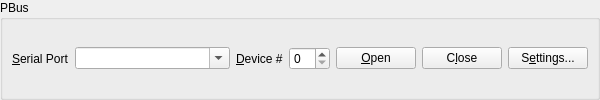
Qt form gui/pbus.ui (dimitry-ishenko-casparcg/pbus2amcp) before a commit.
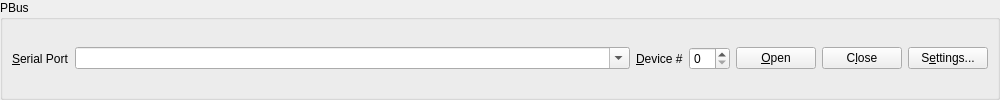
The same form after that commit.

The edit to the form file:
```diff
--- a/gui/pbus.ui
+++ b/gui/pbus.ui
@@ -6,7 +6,7 @@
    <rect>
     <x>0</x>
     <y>0</y>
-    <width>600</width>
+    <width>1000</width>
     <height>100</height>
    </rect>
   </property>
```
